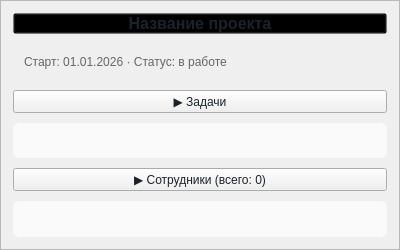
Above: ui/analytics/projects/project_card_analytics.ui from lerakaplich/TaskPlanner2 before the change. Below: the same form after it.
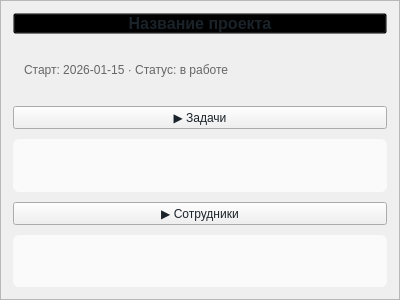
That is the form after the change.

What changed in the file:
```diff
--- a/ui/analytics/projects/project_card_analytics.ui
+++ b/ui/analytics/projects/project_card_analytics.ui
@@ -7,7 +7,7 @@
     <x>0</x>
     <y>0</y>
     <width>400</width>
-    <height>250</height>
+    <height>300</height>
    </rect>
   </property>
   <property name="styleSheet">
@@ -63,7 +63,7 @@
    <item>
     <widget class="QLabel" name="info_label">
      <property name="text">
-      <string>Старт: 01.01.2026 · Статус: в работе</string>
+      <string>Старт: 2026-01-15 · Статус: в работе</string>
      </property>
      <property name="styleSheet">
       <string notr="true">color: #666; font-size: 12px; padding: 0 8px;</string>
@@ -99,19 +99,19 @@
      </property>
      <layout class="QVBoxLayout" name="tasks_layout">
       <property name="spacing">
-       <number>8</number>
+       <number>0</number>
       </property>
       <property name="leftMargin">
-       <number>8</number>
+       <number>0</number>
       </property>
       <property name="topMargin">
-       <number>8</number>
+       <number>0</number>
       </property>
       <property name="rightMargin">
-       <number>8</number>
+       <number>0</number>
       </property>
       <property name="bottomMargin">
-       <number>8</number>
+       <number>0</number>
       </property>
      </layout>
     </widget>
@@ -119,7 +119,7 @@
    <item>
     <widget class="QPushButton" name="employees_btn">
      <property name="text">
-      <string>▶ Сотрудники (всего: 0)</string>
+      <string>▶ Сотрудники</string>
      </property>
      <property name="checkable">
       <bool>true</bool>
@@ -142,19 +142,19 @@
      </property>
      <layout class="QVBoxLayout" name="employees_layout">
       <property name="spacing">
-       <number>8</number>
+       <number>0</number>
       </property>
       <property name="leftMargin">
-       <number>8</number>
+       <number>0</number>
       </property>
       <property name="topMargin">
-       <number>8</number>
+       <number>0</number>
       </property>
       <property name="rightMargin">
-       <number>8</number>
+       <number>0</number>
       </property>
       <property name="bottomMargin">
-       <number>8</number>
+       <number>0</number>
       </property>
      </layout>
     </widget>
```
Left out of the diff: 5 changed lines with no effect on the pictures.
